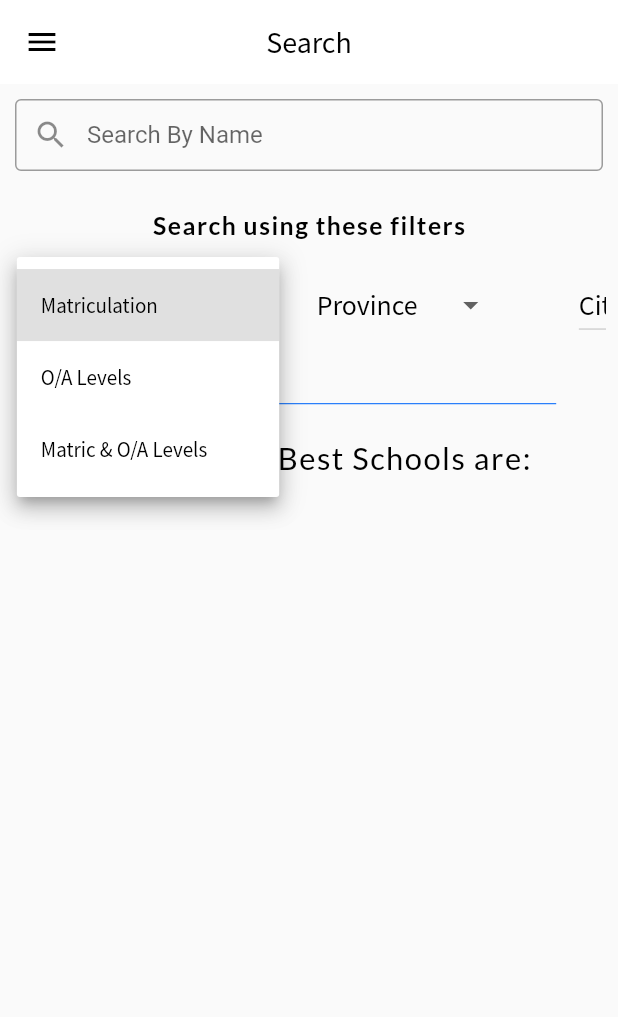
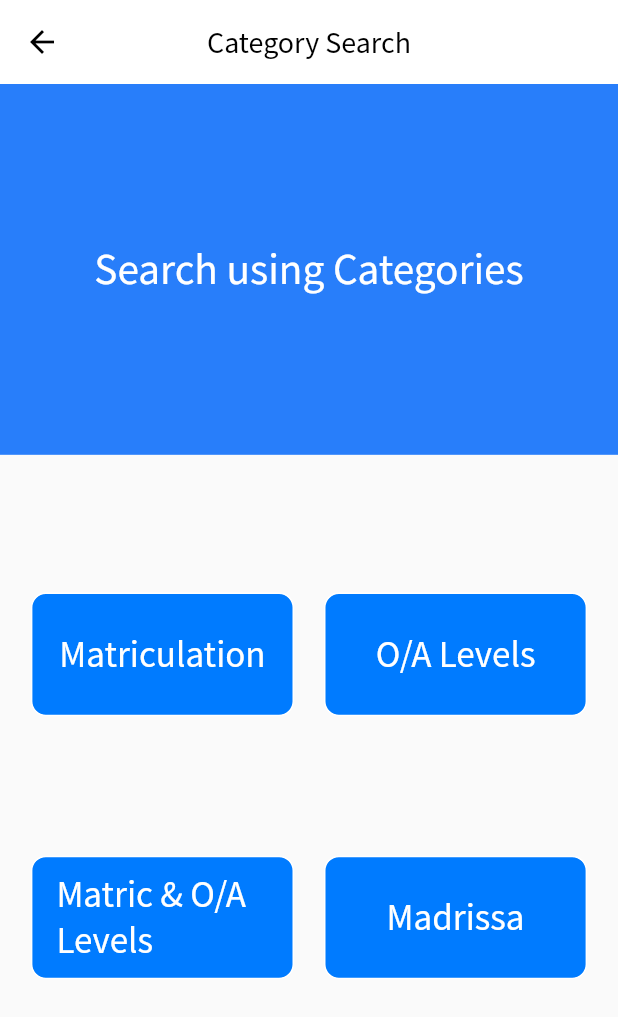
Before and after one commit to faseeh1999/find_my_school_updated, a Flutter app: the SearchScreen screen opened directly, after a tap on "Category", on a phone screen of 412 x 824 dp. Shown: the top 1017 px of the screen. Run offline on Flutter 3.47's test engine with Material 2 defaults, Android fonts, the phone set to English and light mode, and no system bars; our stand-ins replace animated_text_kit, carousel_slider, cloud_firestore, firebase_auth, firebase_storage, flutter_rating_bar and 9 more; missing offline and left inert: mailer; accounts and stored records are empty.

Commit message:
Category Search implemented.
Category Search implemented.

```diff
--- /dev/null
+++ b/lib/screens/search/category.dart
@@ -0,0 +1,107 @@
+import 'package:find_my_school_updated/screens/search/result.dart';
+import 'package:find_my_school_updated/theme/color.dart';
+import 'package:flutter/material.dart';
+import 'package:page_transition/page_transition.dart';
+
+class Category extends StatefulWidget {
+  @override
+  _CategoryState createState() => _CategoryState();
+}
+
+class _CategoryState extends State<Category> {
+  List categoryList = [
+    'Matriculation',
+    'O/A Levels',
+    'Matric & O/A Levels',
+    'Madrissa'
+  ];
+  @override
+  Widget build(BuildContext context) {
+    Size size = MediaQuery.of(context).size;
+    return Scaffold(
+      appBar: AppBar(
+        iconTheme: IconThemeData(color: Colors.black),
+        elevation: 0.0,
+        backgroundColor: Colors.white,
+        title: Text(
+          "Category Search",
+          style: TextStyle(color: Colors.black, fontFamily: "ss"),
+        ),
+        centerTitle: true,
+      ),
+      body: SingleChildScrollView(
+        child: Column(
+          mainAxisAlignment: MainAxisAlignment.start,
+          crossAxisAlignment: CrossAxisAlignment.center,
+          children: [
+            Container(
+              height: size.height * 0.3,
+              width: size.width,
+              color: primaryColor,
+              child: Center(
+                child: Text(
+                  "Search using Categories",
+                  style: TextStyle(
+                    fontFamily: 'ss',
+                    color: Colors.white,
+                    fontSize: size.width * 0.07,
+                    fontWeight: FontWeight.normal,
+                  ),
+                ),
+              ),
+            ),
+            SizedBox(
+              height: size.height * 0.03,
+            ),
+            SizedBox(
+              height: size.height * 0.5,
+              child: GridView.count(
+                padding: EdgeInsets.all(size.width * 0.05),
+                shrinkWrap: false,
+
+                // crossAxisSpacing: size.width * .01,
+                crossAxisSpacing: 20,
+                mainAxisSpacing: 0,
+                //mainAxisSpacing: size.height * 0.01,
+                // Create a grid with 2 columns. If you change the scrollDirection to
+                // horizontal, this produces 2 rows.
+                crossAxisCount: 2,
+                // Generate 100 widgets that display their index in the List.
+                children: List.generate(4, (index) {
+                  return Center(
+                    child: Container(
+                      decoration: BoxDecoration(
+                          color: primaryColorDark,
+                          border: Border.all(color: Colors.white),
+                          borderRadius: BorderRadius.circular(10)),
+                      //color: primaryColorDark,
+                      height: size.height * 0.1,
+                      width: size.width * 0.5,
+                      child: FlatButton(
+                          onPressed: () {
+                            Navigator.push(
+                                context,
+                                PageTransition(
+                                    child: SearchResults(
+                                      category: categoryList.first,
+                                    ),
+                                    type: PageTransitionType.fade));
+                          },
+                          child: Text(
+                            categoryList[index],
+                            style: TextStyle(
+                                fontFamily: 'ss',
+                                fontSize: size.width * 0.06,
+                                color: Colors.white),
+                          )),
+                    ),
+                  );
+                }),
+              ),
+            )
+          ],
+        ),
+      ),
+    );
+  }
+}
--- a/lib/screens/search/search.dart
+++ b/lib/screens/search/search.dart
@@ -1,6 +1,9 @@
+import 'dart:ui';
+
 import 'package:cloud_firestore/cloud_firestore.dart';
 import 'package:find_my_school_updated/models/school.dart';
 import 'package:find_my_school_updated/screens/home/school_detail.dart';
+import 'package:find_my_school_updated/screens/search/category.dart';
 import 'package:find_my_school_updated/shared/drawer.dart';
 import 'package:find_my_school_updated/theme/color.dart';
 import 'package:flutter/material.dart';
@@ -33,7 +36,7 @@ class _SearchScreenState extends State<SearchScreen> {
   ];
   List provinceList = ['Punjab', 'Sindh', 'KPK', 'Balochistan', 'Azad Kashmir'];
   List sectorList = ['Public', 'Private', 'Semi-Government'];
-  List categoryList = ['Matriculation', 'O/A Levels', 'Matric & O/A Levels'];
+
   List lowerFee = [1000, 1500, 2000, 2500, 2700, 3000];
   List upperFee = [
     3500,
@@ -95,11 +98,12 @@ class _SearchScreenState extends State<SearchScreen> {
           SizedBox(height: size.height * 0.02),
           Text(
             "Search using these filters",
-            style: GoogleFonts.lato(
-                fontSize: size.width * 0.04,
-                fontWeight: FontWeight.bold,
+            style: TextStyle(
+                fontFamily: 'ss',
+                fontSize: size.width * 0.05,
+                fontWeight: FontWeight.normal,
                 color: Colors.black,
-                letterSpacing: 1.0),
+                letterSpacing: 0.5),
           ),
           SizedBox(height: size.height * 0.002),
           Padding(
@@ -117,10 +121,16 @@ class _SearchScreenState extends State<SearchScreen> {
                             borderRadius: BorderRadius.circular(25.0),
                             color: Colors.transparent,
                             border: Border.all()),
-                        child: DropdownButtonHideUnderline(
-                          child: DropdownButton(
-                              style: TextStyle(),
-                              hint: Text(
+                        child: FlatButton(
+                          onPressed: () {
+                            Navigator.push(
+                                context,
+                                PageTransition(
+                                    child: Category(),
+                                    type: PageTransitionType.fade));
+                          },
+                          //style: TextStyle(),
+                          child: Text(
                             "Category",
                             style: TextStyle(
                               fontFamily: 'ss',
@@ -129,25 +139,25 @@ class _SearchScreenState extends State<SearchScreen> {
                             ),
                             textAlign: TextAlign.center,
                           ),
-                              isExpanded: false,
-                              dropdownColor: Colors.white,
-                              value: searchCategory,
-                              items: categoryList.map((value) {
-                                return new DropdownMenuItem(
-                                    value: value,
-                                    child: new Text(
-                                      value,
-                                      style: TextStyle(
-                                          color: Colors.black,
-                                          fontFamily: 'ss'),
-                                      textAlign: TextAlign.center,
-                                    ));
-                              }).toList(),
-                              onChanged: (value) {
-                                setState(() {
-                                  searchCategory = value;
-                                });
-                              }),
+                          // isExpanded: false,
+                          // dropdownColor: Colors.white,
+                          // value: searchCategory,
+                          // items: categoryList.map((value) {
+                          //   return new DropdownMenuItem(
+                          //       value: value,
+                          //       child: new Text(
+                          //         value,
+                          //         style: TextStyle(
+                          //             color: Colors.black,
+                          //             fontFamily: 'ss'),
+                          //         textAlign: TextAlign.center,
+                          //       ));
+                          // }).toList(),
+                          // onChanged: (value) {
+                          //   setState(() {
+                          //     searchCategory = value;
+                          //   });
+                          // }
                         ),
                       ),
                     ),
@@ -313,14 +323,15 @@ class _SearchScreenState extends State<SearchScreen> {
             thickness: size.height * 0.001,
             color: primaryColor,
           ),
-          SizedBox(height: size.height * 0.02),
+          SizedBox(height: size.height * 0.01),
           Text(
             "Some of The Best Schools are:",
-            style: GoogleFonts.lato(
+            style: TextStyle(
+              fontFamily: 'ss',
               fontSize: size.width * 0.05,
-                fontWeight: FontWeight.w400,
+              fontWeight: FontWeight.normal,
               color: Colors.black,
-                letterSpacing: 1.0),
+            ),
           ),
           Expanded(
               child: StreamBuilder<QuerySnapshot>(
--- a/lib/screens/settings/registerSchool.dart
+++ b/lib/screens/settings/registerSchool.dart
@@ -290,6 +290,7 @@ class _RegisterSchoolState extends State<RegisterSchool> {
                     ),
                     SizedBox(height: size.height * 0.02),
                     TextFormField(
+                      keyboardType: TextInputType.phone,
                       onChanged: (val) {
                         setState(() {
                           schoolPhone = val;
```
Also changed, not shown: lib/screens/search/result.dart (added, +156 -0 lines). Lines whose indentation alone changed are shown as unchanged.
